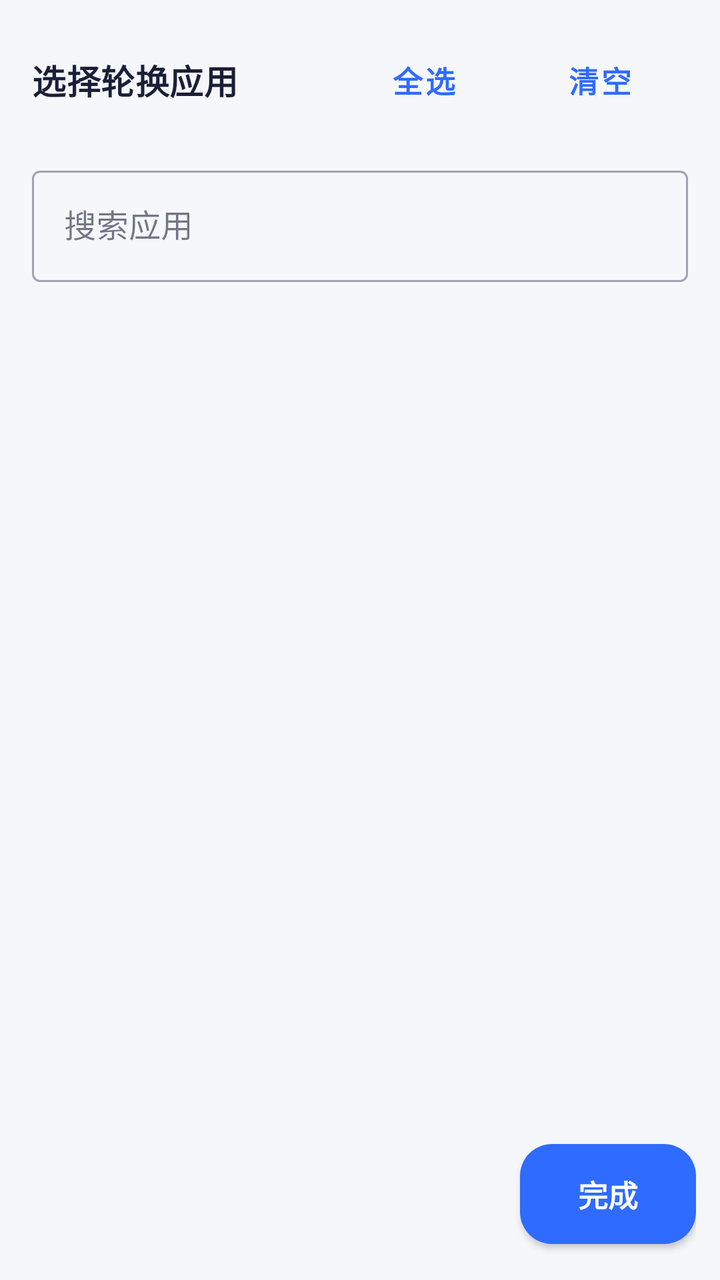
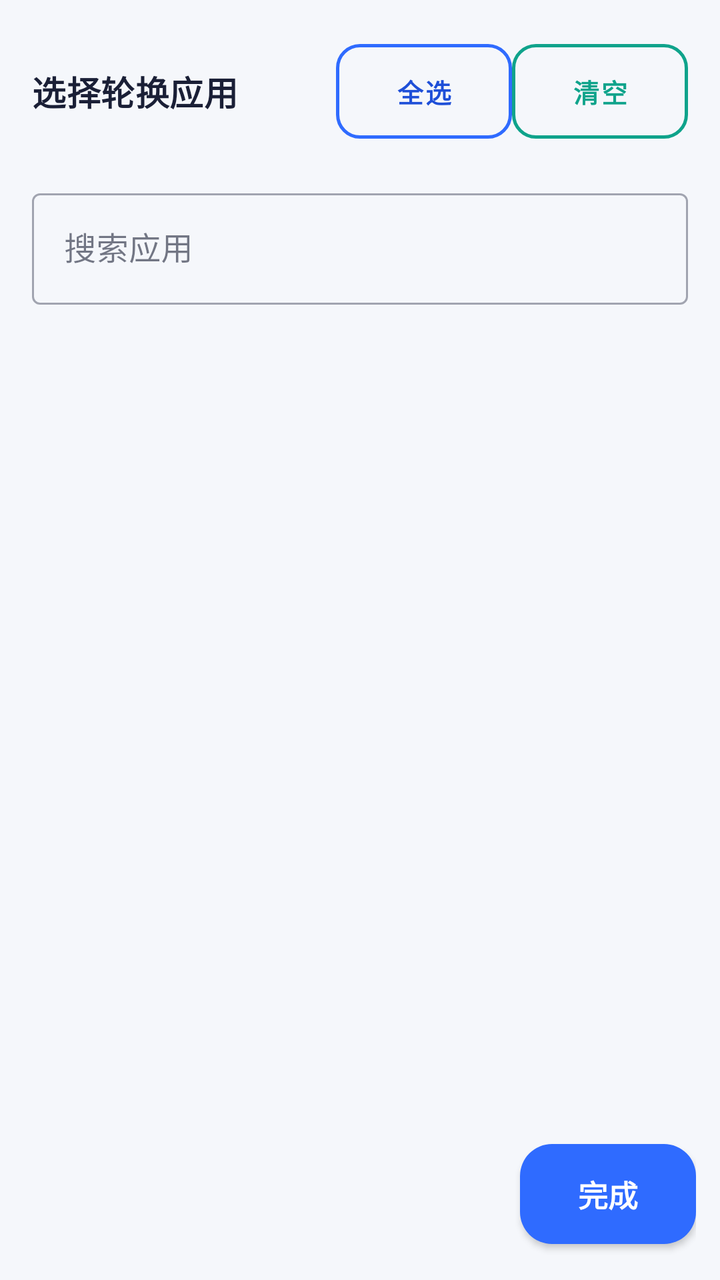

Compare the two renders of this Android layout. The source of the first and the diff that turns it into the second are given below.
<!-- AndroidManifest.xml: application theme Theme.AutoScroll -->
<!-- res/layout/dialog_app_picker.xml -->
<?xml version="1.0" encoding="utf-8"?>
<LinearLayout xmlns:android="http://schemas.android.com/apk/res/android"
    xmlns:app="http://schemas.android.com/apk/res-auto"
    android:layout_width="match_parent"
    android:layout_height="match_parent"
    android:orientation="vertical">

    <LinearLayout
        android:layout_width="match_parent"
        android:layout_height="wrap_content"
        android:orientation="horizontal"
        android:gravity="center_vertical"
        android:padding="16dp">

        <TextView
            android:layout_width="0dp"
            android:layout_height="wrap_content"
            android:layout_weight="1"
            android:text="@string/rotation_apps_title"
            android:textAppearance="@style/TextAppearance.Title"
            android:textSize="17sp" />

        <com.google.android.material.button.MaterialButton
            android:id="@+id/btnAppPickerSelectAll"
            style="@style/Widget.MaterialComponents.Button.TextButton"
            android:layout_width="wrap_content"
            android:layout_height="wrap_content"
            android:text="@string/app_picker_select_all" />

        <com.google.android.material.button.MaterialButton
            android:id="@+id/btnAppPickerClear"
            style="@style/Widget.MaterialComponents.Button.TextButton"
            android:layout_width="wrap_content"
            android:layout_height="wrap_content"
            android:text="@string/app_picker_clear" />
    </LinearLayout>

    <com.google.android.material.textfield.TextInputLayout
        android:layout_width="match_parent"
        android:layout_height="wrap_content"
        android:layout_marginStart="16dp"
        android:layout_marginEnd="16dp"
        android:hint="@string/app_picker_search_hint"
        style="@style/Widget.MaterialComponents.TextInputLayout.OutlinedBox">

        <com.google.android.material.textfield.TextInputEditText
            android:id="@+id/etAppSearch"
            android:layout_width="match_parent"
            android:layout_height="wrap_content"
            android:inputType="text" />
    </com.google.android.material.textfield.TextInputLayout>

    <androidx.recyclerview.widget.RecyclerView
        android:id="@+id/rvApps"
        android:layout_width="match_parent"
        android:layout_height="0dp"
        android:layout_weight="1"
        android:paddingTop="4dp" />

    <LinearLayout
        android:layout_width="match_parent"
        android:layout_height="wrap_content"
        android:orientation="horizontal"
        android:gravity="end|center_vertical"
        android:padding="12dp">

        <TextView
            android:id="@+id/tvAppCount"
            android:layout_width="0dp"
            android:layout_height="wrap_content"
            android:layout_weight="1"
            android:textColor="@color/text_hint"
            android:textSize="13sp" />

        <com.google.android.material.button.MaterialButton
            android:id="@+id/btnAppPickerDone"
            android:layout_width="wrap_content"
            android:layout_height="wrap_content"
            android:text="@string/app_picker_done" />
    </LinearLayout>
</LinearLayout>
<!-- resources referenced by this layout -->
<resources>
  <color name="text_hint">#98A1B8</color>
  <string name="app_picker_clear">清空</string>
  <string name="app_picker_done">完成</string>
  <string name="app_picker_search_hint">搜索应用</string>
  <string name="app_picker_select_all">全选</string>
  <string name="rotation_apps_title">选择轮换应用</string>
  <style name="TextAppearance.Title" parent="TextAppearance.MaterialComponents.Subtitle1">
          <item name="android:textColor">@color/text_primary</item>
          <item name="android:textStyle">bold</item>
      </style>
  <style name="Theme.AutoScroll" parent="Theme.MaterialComponents.DayNight.NoActionBar">
          <item name="colorPrimary">@color/purple_500</item>
          <item name="colorPrimaryVariant">@color/purple_700</item>
          <item name="colorOnPrimary">@color/white</item>
          <item name="colorSecondary">@color/teal_700</item>
          <item name="colorSecondaryVariant">@color/teal_700</item>
          <item name="colorOnSecondary">@color/white</item>
          <item name="colorSurface">@color/bg_card</item>
          <item name="colorOnSurface">@color/text_primary</item>
          <item name="android:windowBackground">@color/bg_page</item>
          <item name="android:statusBarColor">@color/bg_page</item>
          <item name="android:windowLightStatusBar" tools:targetApi="m">true</item>
          <item name="materialButtonStyle">@style/AutoScrollButton</item>
          <item name="materialCardViewStyle">@style/AutoScrollCard</item>
      </style>
  <color name="text_primary">#1A1F36</color>
  <color name="purple_500">#2F6BFF</color>
  <color name="purple_700">#1E4FD8</color>
  <color name="white">#FFFFFFFF</color>
  <color name="teal_700">#0FA38B</color>
  <color name="bg_card">#FFFFFF</color>
  <color name="bg_page">#F5F7FB</color>
  <style name="AutoScrollButton" parent="Widget.MaterialComponents.Button">
          <item name="cornerRadius">16dp</item>
          <item name="android:paddingTop">14dp</item>
          <item name="android:paddingBottom">14dp</item>
          <item name="android:textAppearance">?android:attr/textAppearanceButton</item>
          <item name="android:textSize">15sp</item>
          <item name="android:textStyle">bold</item>
          <item name="elevation">0dp</item>
          <item name="strokeWidth">0dp</item>
          <item name="rippleColor">@android:color/white</item>
      </style>
  <style name="AutoScrollCard" parent="Widget.MaterialComponents.CardView">
          <item name="cardCornerRadius">20dp</item>
          <item name="cardElevation">0dp</item>
          <item name="strokeWidth">1dp</item>
          <item name="strokeColor">@color/border</item>
          <item name="cardBackgroundColor">@color/bg_card</item>
          <item name="cardUseCompatPadding">false</item>
      </style>
  <color name="border">#E2E7F2</color>
</resources>

<!-- the commit's change to res/layout/dialog_app_picker.xml (unified diff, before → after) -->
@@ -22,17 +22,29 @@
 
         <com.google.android.material.button.MaterialButton
             android:id="@+id/btnAppPickerSelectAll"
-            style="@style/Widget.MaterialComponents.Button.TextButton"
+            style="@style/AutoScrollButton.Outline"
             android:layout_width="wrap_content"
             android:layout_height="wrap_content"
-            android:text="@string/app_picker_select_all" />
+            android:text="@string/app_picker_select_all"
+            android:textSize="13sp"
+            android:paddingStart="16dp"
+            android:paddingEnd="16dp"
+            app:cornerRadius="12dp"
+            app:strokeColor="@color/purple_500"
+            android:textColor="@color/purple_700" />
 
         <com.google.android.material.button.MaterialButton
             android:id="@+id/btnAppPickerClear"
-            style="@style/Widget.MaterialComponents.Button.TextButton"
+            style="@style/AutoScrollButton.Outline"
             android:layout_width="wrap_content"
             android:layout_height="wrap_content"
-            android:text="@string/app_picker_clear" />
+            android:text="@string/app_picker_clear"
+            android:textSize="13sp"
+            android:paddingStart="16dp"
+            android:paddingEnd="16dp"
+            app:cornerRadius="12dp"
+            app:strokeColor="@color/teal_700"
+            android:textColor="@color/teal_700" />
     </LinearLayout>
 
     <com.google.android.material.textfield.TextInputLayout
@@ -74,6 +86,7 @@
 
         <com.google.android.material.button.MaterialButton
             android:id="@+id/btnAppPickerDone"
+            style="@style/AutoScrollButton"
             android:layout_width="wrap_content"
             android:layout_height="wrap_content"
             android:text="@string/app_picker_done" />
<!-- resource entries referenced after the edit -->
@@ -43,6 +43,16 @@
           <item name="strokeWidth">0dp</item>
           <item name="rippleColor">@android:color/white</item>
       </style>
+  <style name="AutoScrollButton.Outline" parent="Widget.MaterialComponents.Button.OutlinedButton">
+          <item name="cornerRadius">16dp</item>
+          <item name="android:paddingTop">14dp</item>
+          <item name="android:paddingBottom">14dp</item>
+          <item name="android:textSize">15sp</item>
+          <item name="android:textStyle">bold</item>
+          <item name="elevation">0dp</item>
+          <item name="strokeWidth">1.5dp</item>
+          <item name="strokeColor">@color/border</item>
+      </style>
   <style name="AutoScrollCard" parent="Widget.MaterialComponents.CardView">
           <item name="cardCornerRadius">20dp</item>
           <item name="cardElevation">0dp</item>
